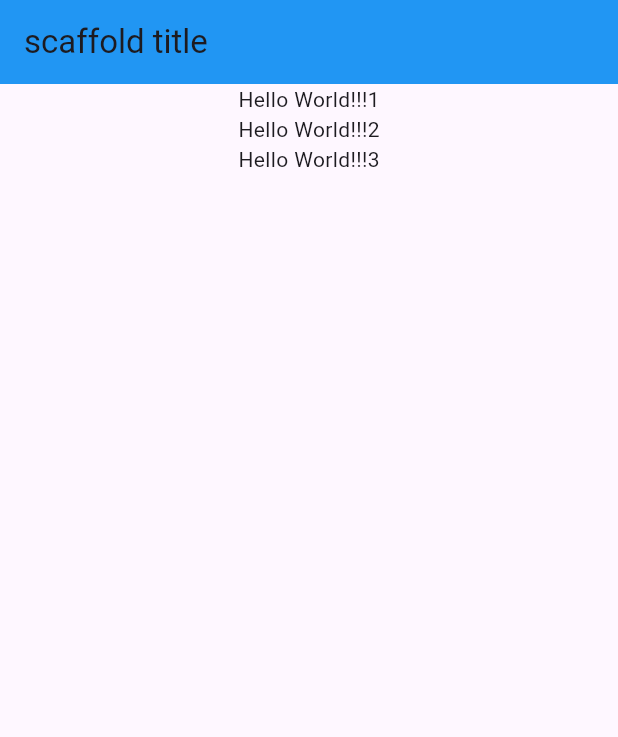
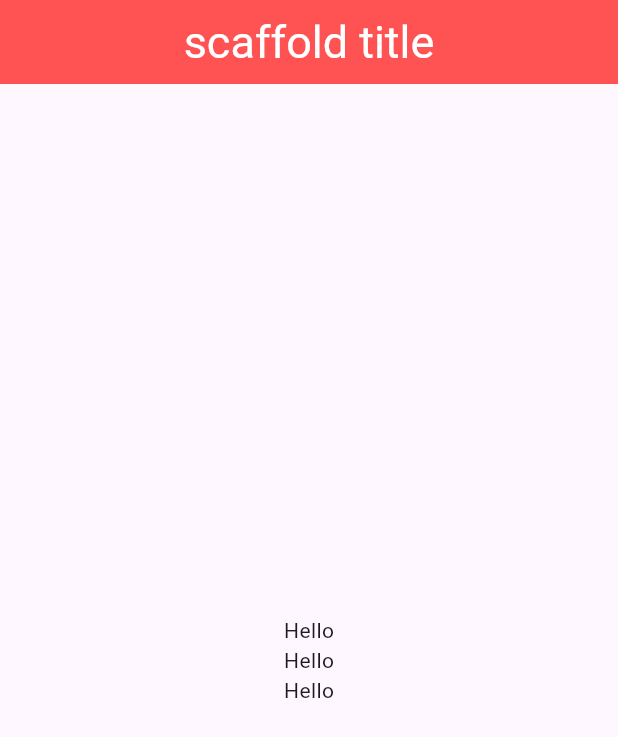
Before and after one commit to LeeIssacBK/Football-Schedule-App, a Flutter app: the screen it shows after launch, on a phone screen of 412 x 824 dp. Shown: the top 737 px of the screen. Run offline on Flutter 3.47's test engine with Material 3 defaults, Android fonts, the phone set to English and light mode, and no system bars.

Commit message:
learn flutter design 1

```diff
--- a/lib/main.dart
+++ b/lib/main.dart
@@ -28,16 +28,24 @@
     return Scaffold(
       appBar: AppBar(
         title: const Text('scaffold title'),
+        titleTextStyle: const TextStyle(
+            color: Colors.white,
+            fontSize: 30,
+        ),
+        centerTitle: true,
+        backgroundColor: Colors.redAccent,
+        elevation: 0.0,
       ),
       body: const Center(
         child: Column(
-          children: [
-            Text('Hello World!!!1'),
-            Text('Hello World!!!2'),
-            Text('Hello World!!!3'),
-          ],
-        ),
-      ),
+            mainAxisAlignment: MainAxisAlignment.center,
+            children: [
+              Text('Hello'),
+              Text('Hello'),
+              Text('Hello'),
+            ],
+          ),
+      )
     );
   }
 
```
